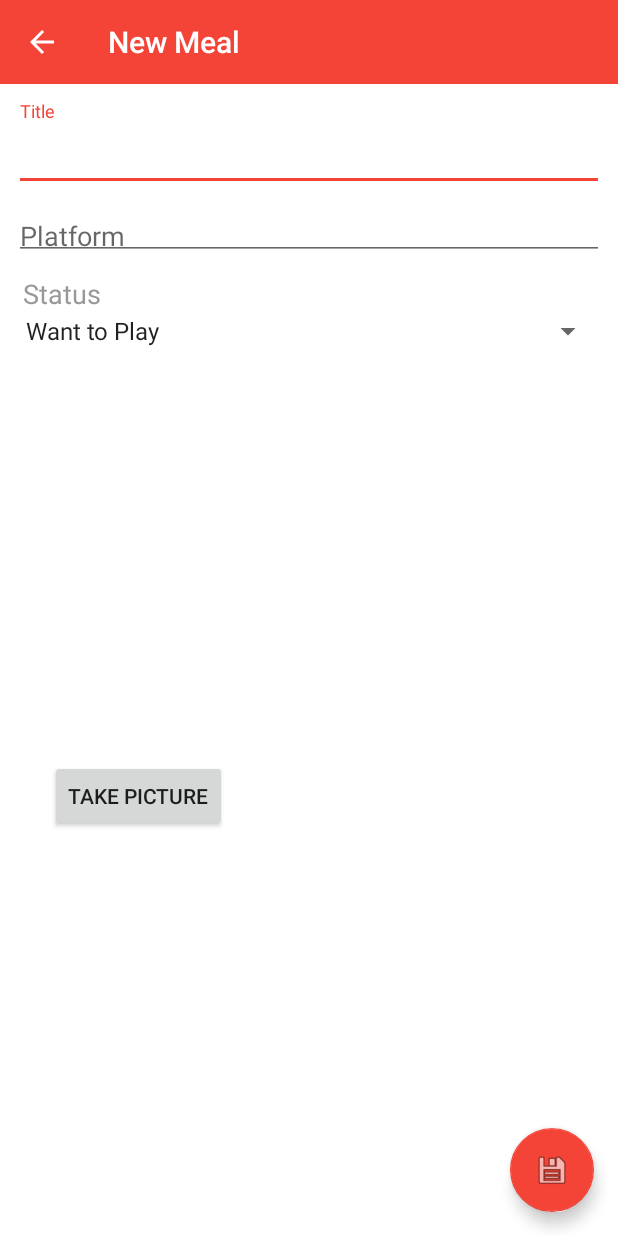
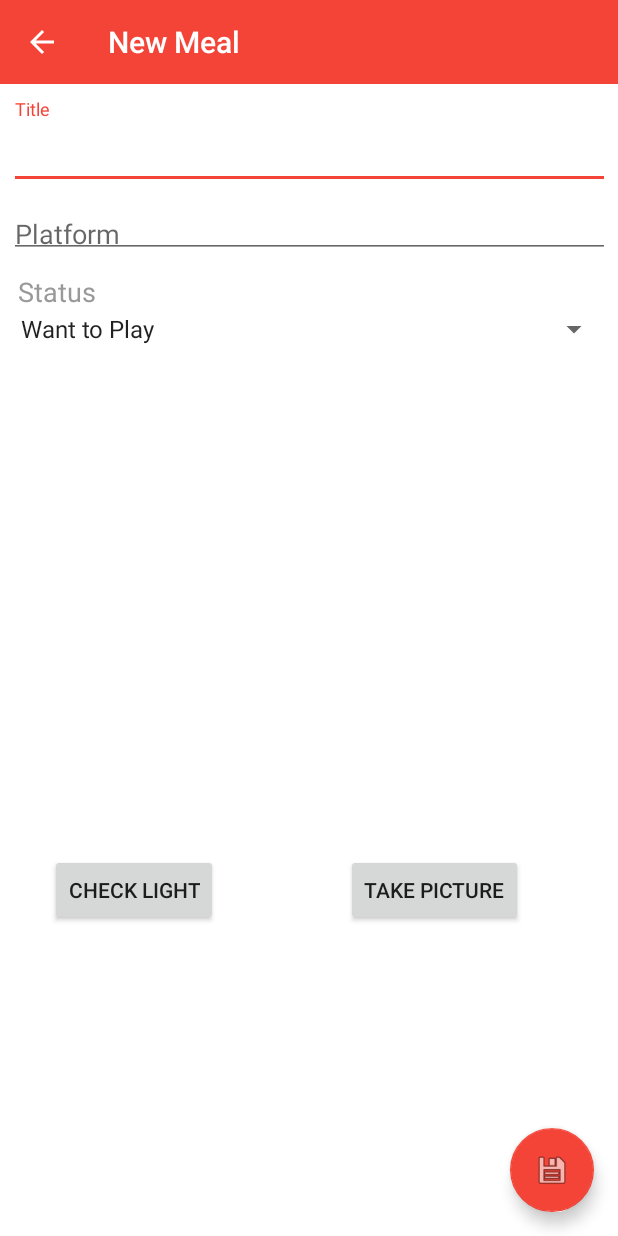
Before and after one commit to lieweschwerzel/TupperApp, an Android app: the screen it shows after launch once a user with an empty profile is signed in (AddEditActivity), after a tap on an icon or button, on a phone screen of 412 x 824 dp. Run offline under Robolectric (Android 15) with nearby library versions, the phone set to English and light mode, and no system bars; our stand-ins replace Firebase (no records; nobody signed in at launch, a user with empty details on screens opened directly), Room's generated code; pictures from the network do not load.

Commit message:
light sensor button

```diff
--- a/app/src/main/java/com/example/tuppermeals/ui/AddEditActivity.java
+++ b/app/src/main/java/com/example/tuppermeals/ui/AddEditActivity.java
@@ -60,7 +60,7 @@ public class AddEditActivity extends AppCompatActivity {
     private EditText mTupperMealPlatform;
     private ImageView mTupperMealImage;
     private Spinner mGameStatus;
-    private Button cameraButton;
+    private Button cameraButton, sensorButton;
     private static final int REQUEST_CAPTURE_IMAGE = 100;
     public static final int REQUEST_PERMISSION = 200;
 
@@ -77,6 +77,7 @@ public class AddEditActivity extends AppCompatActivity {
         mTupperMealImage = findViewById(R.id.imageTupperMeal_addedit);
         mGameStatus = findViewById(R.id.editStatus_addedit);
         cameraButton = findViewById(R.id.cameraButton);
+        sensorButton = findViewById(R.id.sensorButton);
         mTupperMeals = new ArrayList<>();
 
         mMainViewModel = ViewModelProviders.of(this).get(MainViewModel.class);
@@ -123,15 +124,21 @@ public class AddEditActivity extends AppCompatActivity {
                     REQUEST_PERMISSION);
         }
 
+        sensorButton.setOnClickListener(new View.OnClickListener() {
+            @Override
+            public void onClick(View v) {
+                Intent intent = new Intent(AddEditActivity.this, SensorActivity.class);
+                startActivity(intent);
+
+            }
+        });
+
         cameraButton.setOnClickListener(new View.OnClickListener() {
             @Override
             public void onClick(View v) {
 //                Intent intent = new Intent(MediaStore.ACTION_IMAGE_CAPTURE);
 //                startActivityForResult(intent, 0);
-//                openCameraIntent();
-                Intent intent = new Intent(AddEditActivity.this, SensorActivity.class);
-                startActivity(intent);
-
+                openCameraIntent();
             }
         });
 
--- a/app/src/main/res/layout/activity_addedit.xml
+++ b/app/src/main/res/layout/activity_addedit.xml
@@ -26,8 +26,8 @@
         android:id="@+id/include"
         layout="@layout/content_addedit"
 
-        android:layout_width="0dp"
-        android:layout_height="582dp"
+        android:layout_width="411dp"
+        android:layout_height="624dp"
         android:layout_marginStart="4dp"
         android:layout_marginEnd="4dp"
         android:layout_marginBottom="8dp"
--- a/app/src/main/res/layout/content_addedit.xml
+++ b/app/src/main/res/layout/content_addedit.xml
@@ -104,11 +104,24 @@
         android:layout_width="wrap_content"
         android:layout_height="wrap_content"
         android:layout_marginStart="8dp"
-        android:layout_marginTop="16dp"
+        android:layout_marginTop="80dp"
         android:layout_marginEnd="8dp"
         android:text="Take picture"
         app:layout_constraintEnd_toEndOf="parent"
-        app:layout_constraintHorizontal_bias="0.08"
+        app:layout_constraintHorizontal_bias="0.581"
+        app:layout_constraintStart_toEndOf="@+id/sensorButton"
+        app:layout_constraintTop_toBottomOf="@+id/imageTupperMeal_addedit" />
+
+    <Button
+        android:id="@+id/sensorButton"
+        android:layout_width="wrap_content"
+        android:layout_height="wrap_content"
+        android:layout_marginStart="8dp"
+        android:layout_marginTop="80dp"
+        android:layout_marginEnd="8dp"
+        android:text="check light"
+        app:layout_constraintEnd_toEndOf="parent"
+        app:layout_constraintHorizontal_bias="0.086"
         app:layout_constraintStart_toStartOf="parent"
         app:layout_constraintTop_toBottomOf="@+id/imageTupperMeal_addedit" />
 
```
